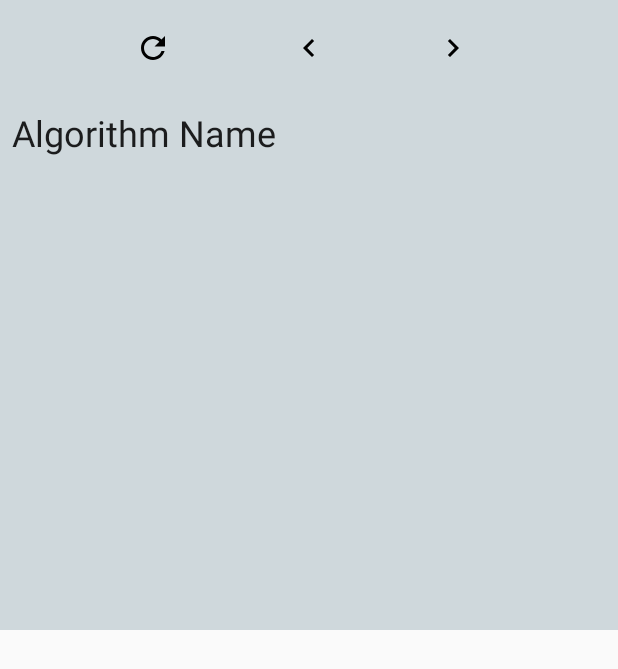
After one commit to sbagadi/algorithms-visualized, an Android app: the layout algorithm_controls_bottom_sheet.xml on its own in the app's theme, with its tools: preview values and no code run, on a phone screen of 412 x 824 dp. The commit adds this screen. Shown: the top 669 px of the screen. Run offline under Robolectric (Android 15) with nearby library versions, the phone set to English and light mode, and no system bars.

Commit message:
Feature: Adding bottom sheet to algorithm details activity.

```diff
--- a/app/src/main/java/com/sbagadi/apps/algorithmsvisualized/ui/algorithms/AlgorithmDetailsActivity.java
+++ b/app/src/main/java/com/sbagadi/apps/algorithmsvisualized/ui/algorithms/AlgorithmDetailsActivity.java
@@ -52,16 +52,6 @@ public class AlgorithmDetailsActivity extends AppCompatActivity {
         // Set up the ViewPager with the sections adapter.
         mViewPager = (ViewPager) findViewById(R.id.container);
         mViewPager.setAdapter(mSectionsPagerAdapter);
-
-
-        FloatingActionButton fab = (FloatingActionButton) findViewById(R.id.fab);
-        fab.setOnClickListener(new View.OnClickListener() {
-            @Override
-            public void onClick(View view) {
-                Snackbar.make(view, "Replace with your own action", Snackbar.LENGTH_LONG)
-                        .setAction("Action", null).show();
-            }
-        });
 
     }
 
--- a/app/src/main/java/com/sbagadi/apps/algorithmsvisualized/ui/algorithms/AlgorithmFragment.java
+++ b/app/src/main/java/com/sbagadi/apps/algorithmsvisualized/ui/algorithms/AlgorithmFragment.java
@@ -1,6 +1,7 @@
 package com.sbagadi.apps.algorithmsvisualized.ui.algorithms;
 
 
+import android.app.Activity;
 import android.os.Bundle;
 import android.support.v4.app.Fragment;
 import android.view.LayoutInflater;
@@ -16,6 +17,7 @@ import static com.sbagadi.apps.algorithmsvisualized.util.LogUtils.makeLogTag;
  * activity.
  */
 public abstract class AlgorithmFragment extends Fragment {
+
     private static final String TAG = makeLogTag(AlgorithmFragment.class);
 
     public AlgorithmFragment() {
@@ -27,7 +29,6 @@ public abstract class AlgorithmFragment extends Fragment {
     public View onCreateView(LayoutInflater inflater, ViewGroup container,
                              Bundle savedInstanceState) {
         // Inflate the layout for this fragment.
-        return inflater.inflate(R.layout.fragment_alorithm, container, false);
+        return super.onCreateView(inflater, container, savedInstanceState);
     }
-
 }
--- /dev/null
+++ b/app/src/main/res/drawable/ic_chevron_left_black_24dp.xml
@@ -0,0 +1,10 @@
+<vector xmlns:android="http://schemas.android.com/apk/res/android"
+    android:width="24dp"
+    android:height="24dp"
+    android:autoMirrored="true"
+    android:viewportHeight="24.0"
+    android:viewportWidth="24.0">
+    <path
+        android:fillColor="#FF000000"
+        android:pathData="M15.41,7.41L14,6l-6,6 6,6 1.41,-1.41L10.83,12z" />
+</vector>
--- /dev/null
+++ b/app/src/main/res/drawable/ic_chevron_right_black_24dp.xml
@@ -0,0 +1,5 @@
+<vector android:autoMirrored="true" android:height="24dp"
+    android:viewportHeight="24.0" android:viewportWidth="24.0"
+    android:width="24dp" xmlns:android="http://schemas.android.com/apk/res/android">
+    <path android:fillColor="#FF000000" android:pathData="M10,6L8.59,7.41 13.17,12l-4.58,4.59L10,18l6,-6z"/>
+</vector>
--- /dev/null
+++ b/app/src/main/res/drawable/ic_refresh_black_24dp.xml
@@ -0,0 +1,5 @@
+<vector android:autoMirrored="true" android:height="24dp"
+    android:viewportHeight="24.0" android:viewportWidth="24.0"
+    android:width="24dp" xmlns:android="http://schemas.android.com/apk/res/android">
+    <path android:fillColor="#FF000000" android:pathData="M17.65,6.35C16.2,4.9 14.21,4 12,4c-4.42,0 -7.99,3.58 -7.99,8s3.57,8 7.99,8c3.73,0 6.84,-2.55 7.73,-6h-2.08c-0.82,2.33 -3.04,4 -5.65,4 -3.31,0 -6,-2.69 -6,-6s2.69,-6 6,-6c1.66,0 3.14,0.69 4.22,1.78L13,11h7V4l-2.35,2.35z"/>
+</vector>
--- a/app/src/main/res/layout/activity_algorithm_details.xml
+++ b/app/src/main/res/layout/activity_algorithm_details.xml
@@ -33,12 +33,6 @@
         android:layout_height="match_parent"
         app:layout_behavior="@string/appbar_scrolling_view_behavior" />
 
-    <android.support.design.widget.FloatingActionButton
-        android:id="@+id/fab"
-        android:layout_width="wrap_content"
-        android:layout_height="wrap_content"
-        android:layout_gravity="end|bottom"
-        android:layout_margin="@dimen/fab_margin"
-        app:srcCompat="@android:drawable/ic_dialog_email" />
+    <include layout="@layout/algorithm_controls_bottom_sheet" />
 
 </android.support.design.widget.CoordinatorLayout>
--- /dev/null
+++ b/app/src/main/res/layout/algorithm_controls_bottom_sheet.xml
@@ -0,0 +1,63 @@
+<?xml version="1.0" encoding="utf-8"?>
+<android.support.constraint.ConstraintLayout xmlns:android="http://schemas.android.com/apk/res/android"
+    xmlns:app="http://schemas.android.com/apk/res-auto"
+    xmlns:tools="http://schemas.android.com/tools"
+    android:orientation="vertical"
+    android:layout_width="match_parent"
+    android:layout_height="420dp"
+    app:behavior_hideable="false"
+    app:behavior_peekHeight="56dp"
+    android:background="@color/bottomSheetBackground"
+    app:layout_behavior="android.support.design.widget.BottomSheetBehavior">
+
+        <ImageButton
+            style="@style/Base.Widget.AppCompat.Button.Borderless"
+            android:layout_width="wrap_content"
+            android:layout_height="wrap_content"
+            android:src="@drawable/ic_refresh_black_24dp"
+            android:id="@+id/imageButton2"
+            android:layout_marginEnd="16dp"
+            app:layout_constraintRight_toLeftOf="@+id/imageButton"
+            android:layout_marginRight="16dp"
+            app:layout_constraintTop_toTopOf="parent"
+            android:layout_marginTop="8dp" />
+
+        <ImageButton
+            android:layout_width="wrap_content"
+            android:layout_height="wrap_content"
+            style="@style/Base.Widget.AppCompat.Button.Borderless"
+            android:src="@drawable/ic_chevron_left_black_24dp"
+            android:id="@+id/imageButton"
+            app:layout_constraintBottom_toBottomOf="@+id/imageButton2"
+            app:layout_constraintRight_toRightOf="parent"
+            app:layout_constraintLeft_toLeftOf="parent"
+            app:layout_constraintTop_toTopOf="@+id/imageButton2" />
+
+        <ImageButton
+            android:layout_width="wrap_content"
+            android:layout_height="wrap_content"
+            style="@style/Base.Widget.AppCompat.Button.Borderless"
+            android:src="@drawable/ic_chevron_right_black_24dp"
+            app:layout_constraintBottom_toBottomOf="@+id/imageButton"
+            android:id="@+id/imageButton3"
+            app:layout_constraintLeft_toRightOf="@+id/imageButton"
+            android:layout_marginLeft="8dp"
+            android:layout_marginStart="8dp"
+            app:layout_constraintTop_toTopOf="@+id/imageButton"
+            app:layout_constraintVertical_bias="0.0" />
+
+    <TextView
+        style="@style/Base.TextAppearance.AppCompat.Headline"
+        android:layout_width="0dp"
+        android:layout_height="wrap_content"
+        android:layout_marginLeft="8dp"
+        android:layout_marginRight="16dp"
+        android:layout_marginStart="8dp"
+        android:layout_marginTop="16dp"
+        android:text="Algorithm Name"
+        app:layout_constraintLeft_toLeftOf="parent"
+        app:layout_constraintRight_toRightOf="parent"
+        app:layout_constraintTop_toBottomOf="@+id/imageButton"
+        android:layout_marginEnd="16dp" />
+
+</android.support.constraint.ConstraintLayout>
--- a/app/src/main/res/values/colors.xml
+++ b/app/src/main/res/values/colors.xml
@@ -3,4 +3,6 @@
     <color name="colorPrimary">#3F51B5</color>
     <color name="colorPrimaryDark">#303F9F</color>
     <color name="colorAccent">#FF4081</color>
+
+    <color name="bottomSheetBackground">#CFD8DC</color>
 </resources>
```
